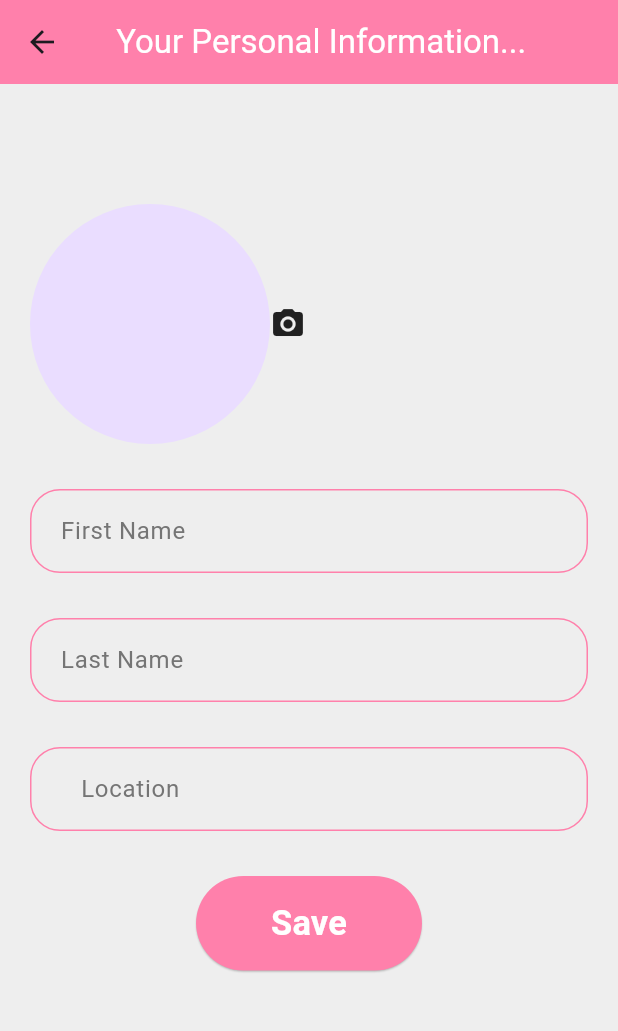
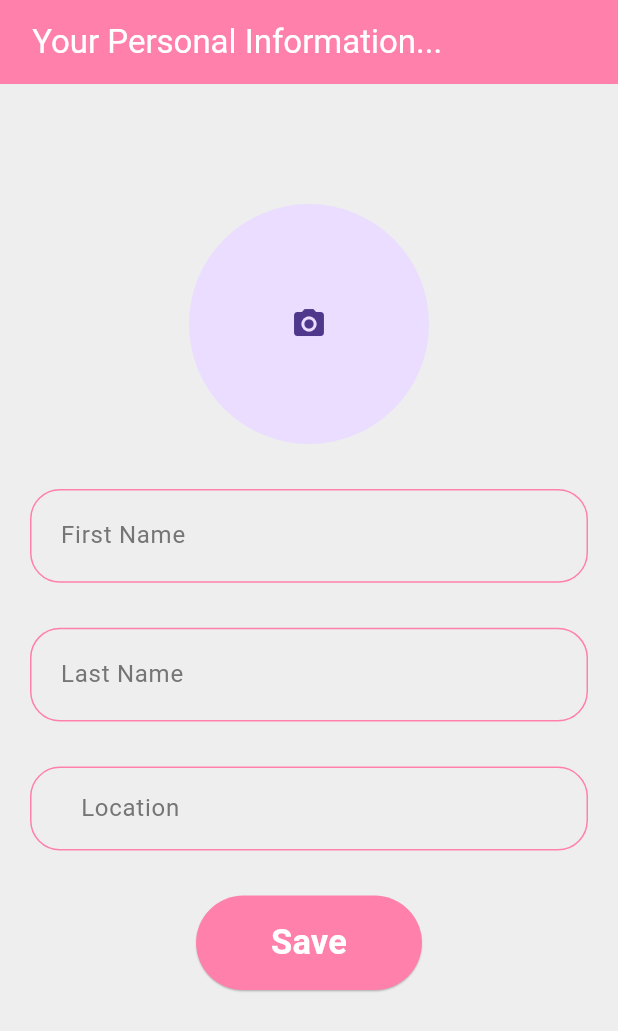
Before and after one commit to ramaAboAlaynin/delivery_app, a Flutter app: the personal_information screen opened directly, on a phone screen of 412 x 824 dp. Shown: the top 1031 px of the screen. Run offline on Flutter 3.47's test engine with Material 3 defaults, Android fonts, the light colour scheme and no system bars; our stand-ins replace get, image_picker.

Commit message:
change in personal information page

```diff
--- a/lib/view/personal_information.dart
+++ b/lib/view/personal_information.dart
@@ -1,9 +1,10 @@
-// ignore_for_file: unused_local_variable
-
+//  ignore_for_file: unused_local_variable
 import 'dart:io';
+import 'package:delivery_app/model/store.dart';
+import 'package:delivery_app/view/stores.dart';
 import 'package:flutter/material.dart';
-//import 'package:image_picker/image_picker.dart';
-//import 'package:image_picker/image_picker.dart';
+import 'package:get/get.dart';
+import 'package:image_picker/image_picker.dart';
 
 class personal_information extends StatelessWidget {
   // const personal_information({super.key});
@@ -11,8 +12,8 @@
   @override
   personal_information creatState() => personal_information();
 
-  //File? _image;
-  // final _picker = ImagePicker();
+  File? _image;
+  final _picker = ImagePicker();
 
   Widget build(BuildContext context) {
     return Scaffold(
@@ -34,23 +35,17 @@
               SizedBox(
                 height: 80,
               ),
-              Row(
-                children: [
+
               CircleAvatar(
                 backgroundColor: null,
                 radius: 80,
-                    ////  child: Image(
-                    // image: AssetImage(
-                    //////   "my_project/image/photo_2024-12-01_21-48-48.jpg"),
-                    // ),
+                child: GestureDetector(
+                  onTap: pickImage,
+                  child: Icon(Icons.camera_alt),
+                ),
               ),
               //.................
-                  GestureDetector(
-                    //onTap: pickImage,
-                    child: Icon(Icons.camera_alt),
-                  ),
-                ],
-              ),
+
               SizedBox(
                 height: 30,
               ),
@@ -59,7 +54,7 @@
                   labelText: " First Name",
                   labelStyle:
                       TextStyle(color: Color.fromARGB(255, 117, 117, 117)),
-                  // prefix: Icon(Icons.near_me),
+                  prefix: Icon(Icons.near_me),
                   enabledBorder: OutlineInputBorder(
                     borderRadius: BorderRadius.circular(20),
                     borderSide: BorderSide(
@@ -91,7 +86,7 @@
                   labelText: " Last Name",
                   labelStyle:
                       TextStyle(color: Color.fromARGB(255, 117, 117, 117)),
-                  // prefix: Icon(Icons.near_me),
+                  prefix: Icon(Icons.near_me),
                   enabledBorder: OutlineInputBorder(
                     borderRadius: BorderRadius.circular(20),
                     borderSide: BorderSide(
@@ -154,12 +149,17 @@
                   vertical: 15,
                   horizontal: 50,
                 ),
+                child: GestureDetector(
+                  onTap: () {
+                    Get.to(Stores());
+                  },
                   child: Text(
                     "Save",
                     style: TextStyle(
                       color: Colors.white,
                       fontSize: 23,
                       fontWeight: FontWeight.bold,
+                    ),
                   ),
                 ),
                 shape: OutlineInputBorder(
@@ -178,9 +178,9 @@
     );
   }
 
-  // Future pickImage() async {
-  //   final ImagePicker pickImage = ImagePicker();
-  //   var xFile = await pickImage.pickImage(source: ImageSource.gallery);
-  //   _image = File(xFile!.path);
-  // }
+  Future pickImage() async {
+    final ImagePicker pickImage = ImagePicker();
+    var xFile = await pickImage.pickImage(source: ImageSource.gallery);
+    _image = File(xFile!.path);
   }
+}
--- a/pubspec.yaml
+++ b/pubspec.yaml
@@ -30,6 +30,8 @@
 dependencies:
   flutter:
     sdk: flutter
+  image_picker: ^1.1.2
+
 
 
   # The following adds the Cupertino Icons font to your application.
```
Also changed, not shown: lib/main.dart (+4 -3 lines). Lines whose indentation alone changed are shown as unchanged.
